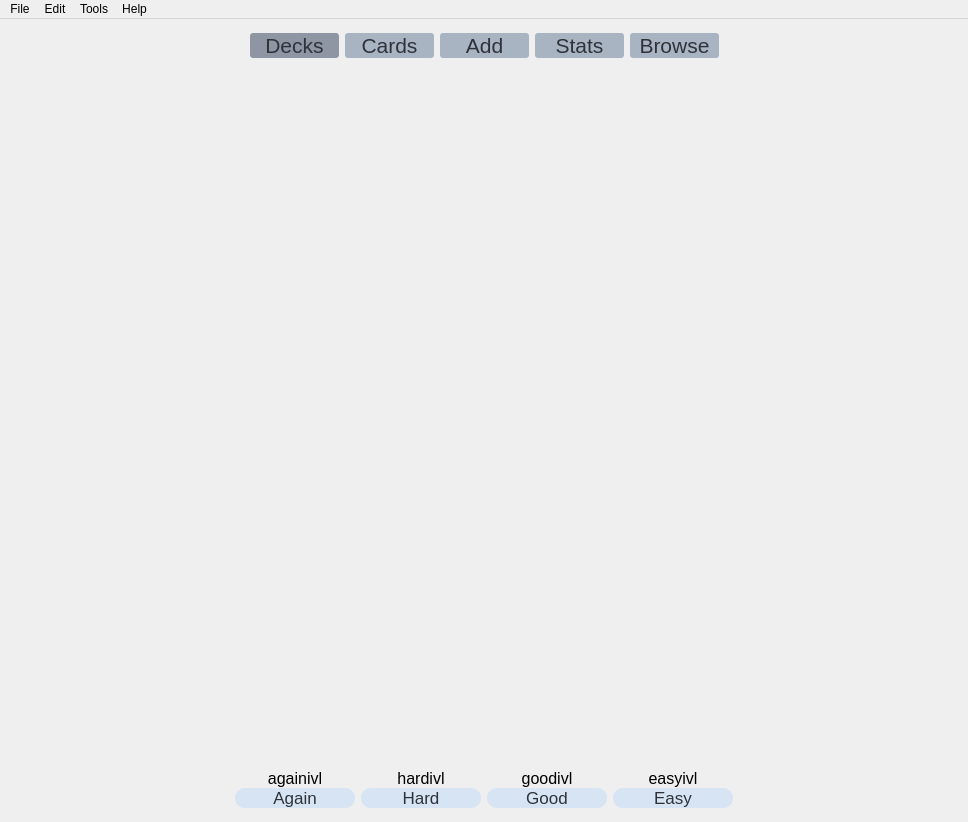
Before: the Qt Designer form studyback.ui in Drewfett/FlashcardsNEA, drawn with Qt 5.
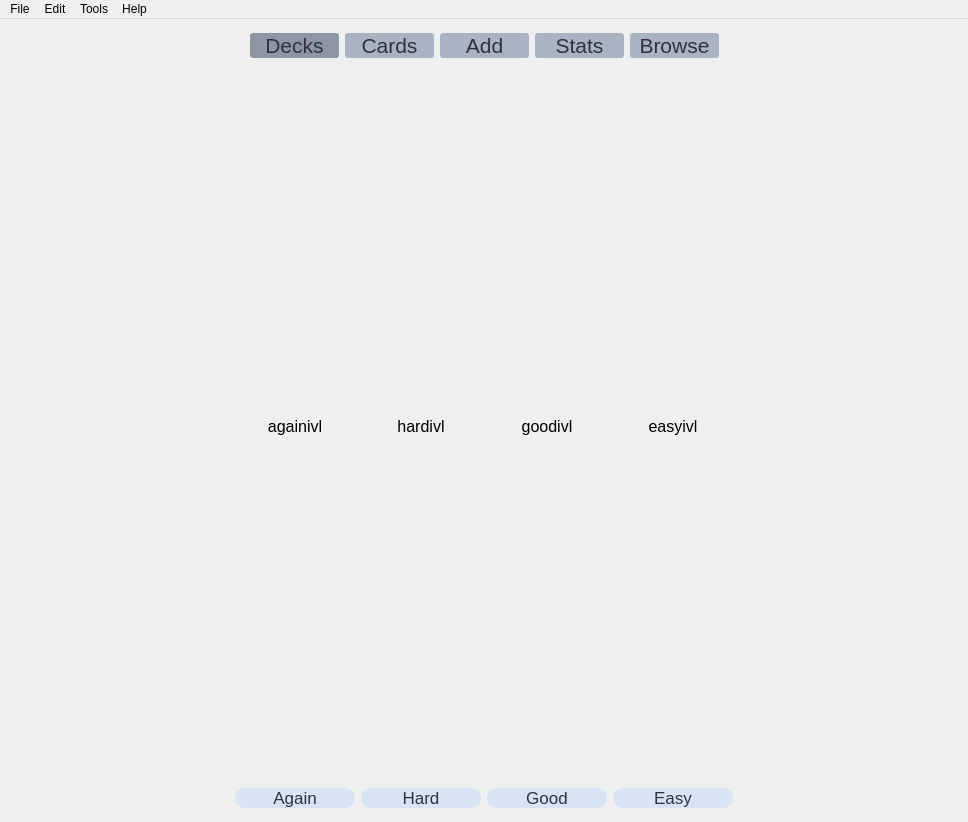
After: the same form once the commit is applied.

The edit to the form file:
```diff
--- a/studyback.ui
+++ b/studyback.ui
@@ -242,16 +242,6 @@
         </item>
        </layout>
       </item>
-      <item>
-       <widget class="QWidget" name="backwidget" native="true">
-        <property name="sizePolicy">
-         <sizepolicy hsizetype="Expanding" vsizetype="Expanding">
-          <horstretch>0</horstretch>
-          <verstretch>0</verstretch>
-         </sizepolicy>
-        </property>
-       </widget>
-      </item>
       <item>
        <layout class="QHBoxLayout" name="horizontalLayout_3">
         <item>
```
Left out of the diff: 2 changed lines with no effect on the pictures.
